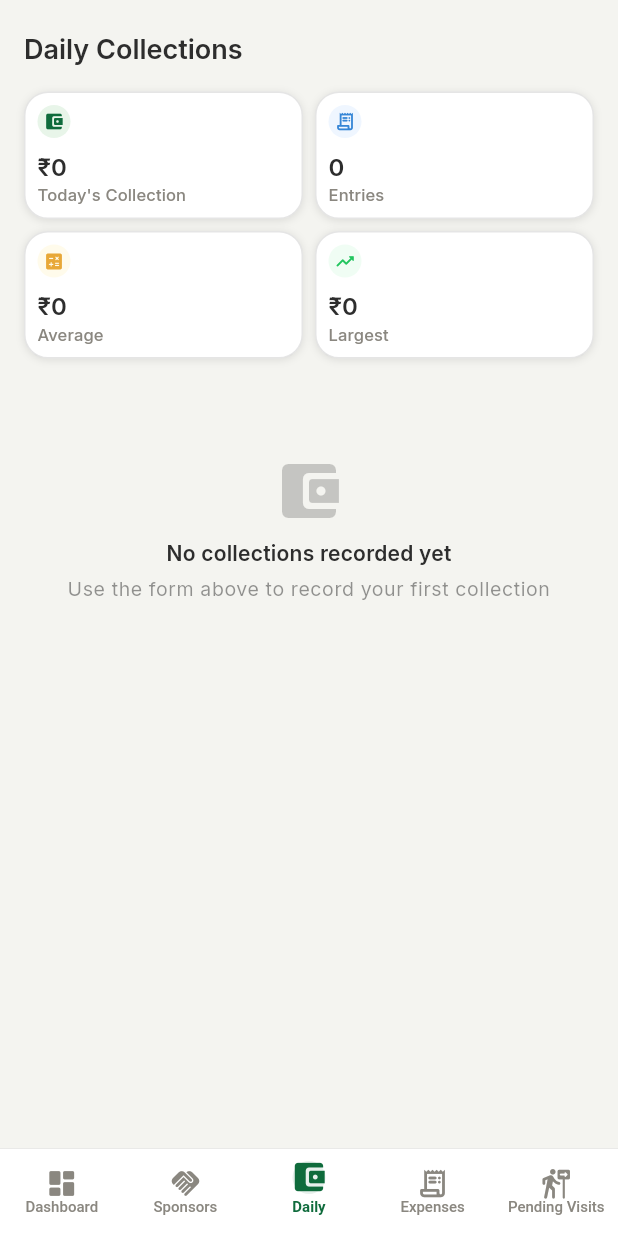
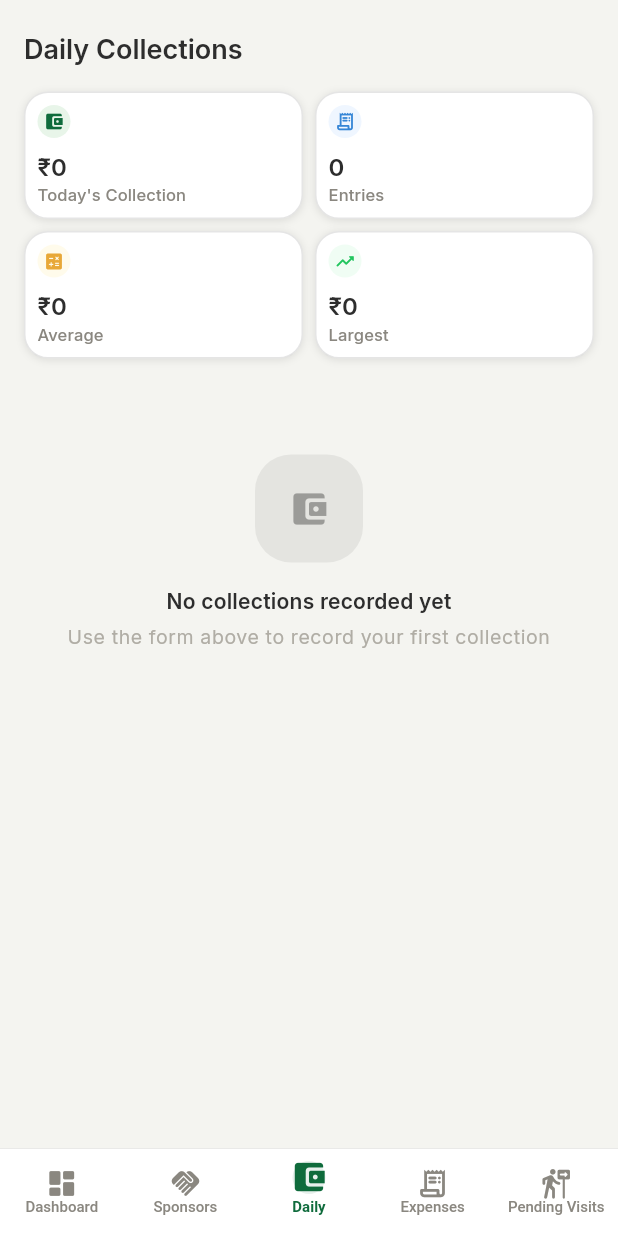
Before and after one commit to santhosh9863/gowriganesha, a Flutter app: the DailyCollectionListPage screen opened by its route, on a phone screen of 412 x 824 dp. Run offline on Flutter 3.47's test engine with Material 3 defaults, Android fonts, the phone set to English and light mode, and no system bars; our stand-ins replace cloud_firestore, firebase_core, firebase_messaging, firebase_storage, fl_chart, flutter_riverpod and 5 more; accounts and stored records are empty.

Commit message:
feat: Phase 4 UX refinements — richer empty states, shimmer polish, hero location tag
- AppEmptyState: decorative icon container (72px rounded hero), fade-in
  animation on mount, iconColor parameter, warmer color scheme
- AppSkeleton: replaced manual setState shimmer with AnimatedBuilder,
  cleaner gradient stops with .clamp(), removed unused dart:math import
- CollectionDetailPage: added location subtitle with matching Hero tag
  for smooth list-to-detail hero transition of both name and location

```diff
--- a/lib/shared/widgets/app_empty_state.dart
+++ b/lib/shared/widgets/app_empty_state.dart
@@ -1,8 +1,11 @@
 import 'package:flutter/material.dart';
+import 'package:ganesha_2026/core/design/app_colors.dart';
+import 'package:ganesha_2026/core/design/app_radius.dart';
 import 'package:ganesha_2026/core/design/app_spacing.dart';
 
-class AppEmptyState extends StatelessWidget {
+class AppEmptyState extends StatefulWidget {
   final IconData icon;
+  final Color? iconColor;
   final String title;
   final String? subtitle;
   final Widget? action;
@@ -10,50 +13,87 @@ class AppEmptyState extends StatelessWidget {
   const AppEmptyState({
     super.key,
     required this.icon,
+    this.iconColor,
     required this.title,
     this.subtitle,
     this.action,
   });
 
   @override
+  State<AppEmptyState> createState() => _AppEmptyStateState();
+}
+
+class _AppEmptyStateState extends State<AppEmptyState>
+    with SingleTickerProviderStateMixin {
+  late final AnimationController _ctrl;
+  late final Animation<double> _fade;
+
+  @override
+  void initState() {
+    super.initState();
+    _ctrl = AnimationController(
+      vsync: this,
+      duration: const Duration(milliseconds: 400),
+    )..forward();
+    _fade = CurvedAnimation(parent: _ctrl, curve: Curves.easeOutCubic);
+  }
+
+  @override
+  void dispose() {
+    _ctrl.dispose();
+    super.dispose();
+  }
+
+  @override
   Widget build(BuildContext context) {
     final theme = Theme.of(context);
-    final colorScheme = theme.colorScheme;
+    final color = widget.iconColor ?? theme.colorScheme.onSurface;
 
-    return Center(
+    return FadeTransition(
+      opacity: _fade,
+      child: Center(
         child: Padding(
           padding: const EdgeInsets.all(AppSpacing.xl),
           child: Column(
             mainAxisSize: MainAxisSize.min,
             children: [
-            Icon(
-              icon,
-              size: 48,
-              color: colorScheme.onSurface.withAlpha(60),
+              Container(
+                width: 72,
+                height: 72,
+                decoration: BoxDecoration(
+                  color: color.withValues(alpha: 0.08),
+                  borderRadius: BorderRadius.circular(AppRadius.hero),
                 ),
-            const SizedBox(height: AppSpacing.sm),
+                child: Icon(
+                  widget.icon,
+                  size: 28,
+                  color: color.withValues(alpha: 0.4),
+                ),
+              ),
+              const SizedBox(height: AppSpacing.lg),
               Text(
-              title,
+                widget.title,
                 style: theme.textTheme.titleMedium?.copyWith(
-                color: colorScheme.onSurfaceVariant,
+                  color: AppColors.charcoal,
                 ),
                 textAlign: TextAlign.center,
               ),
-            if (subtitle != null) ...[
+              if (widget.subtitle != null) ...[
                 const SizedBox(height: 4),
                 Text(
-                subtitle!,
+                  widget.subtitle!,
                   style: theme.textTheme.bodySmall?.copyWith(
-                  color: colorScheme.onSurface.withAlpha(128),
+                    color: AppColors.warmGray400,
                   ),
                   textAlign: TextAlign.center,
                 ),
               ],
-            if (action != null) ...[
+              if (widget.action != null) ...[
                 const SizedBox(height: AppSpacing.lg),
-              action!,
+                widget.action!,
               ],
             ],
+          ),
         ),
       ),
     );
```
Also changed, not shown: lib/features/collections/collection_detail_page.dart (+16 -0 lines), lib/shared/widgets/app_skeleton.dart (+16 -14 lines). Lines whose indentation alone changed are shown as unchanged.
